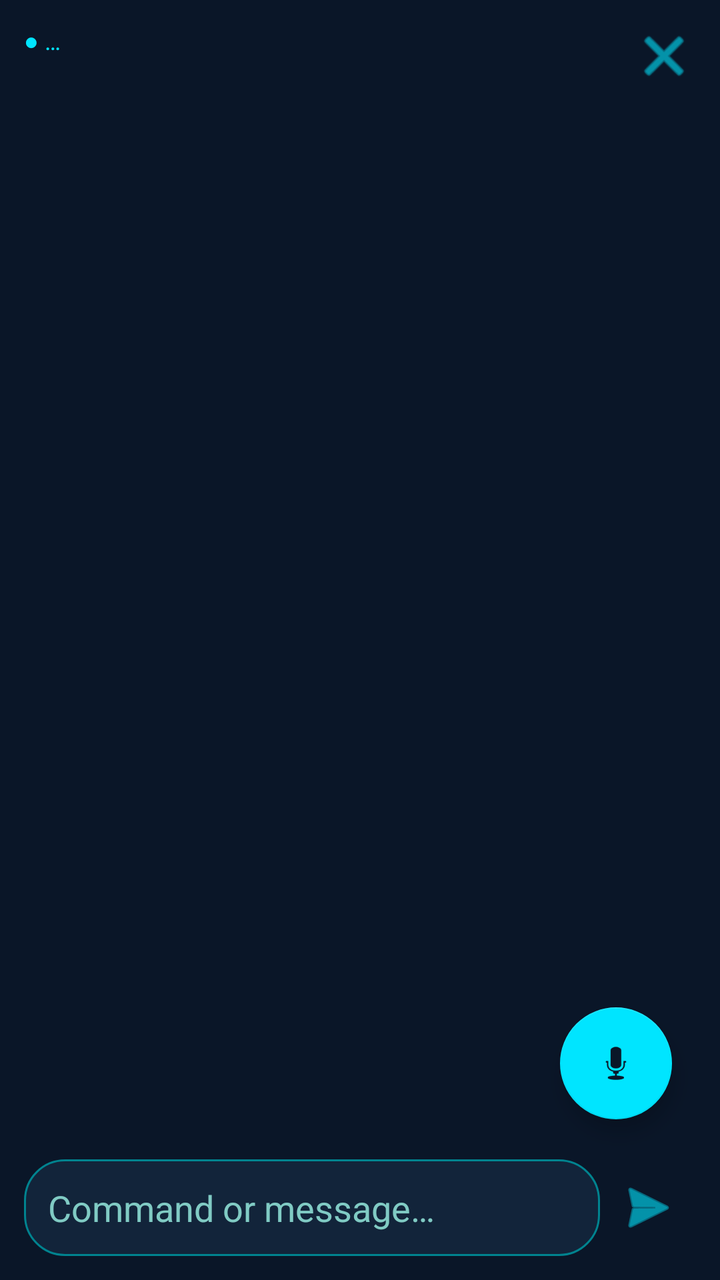
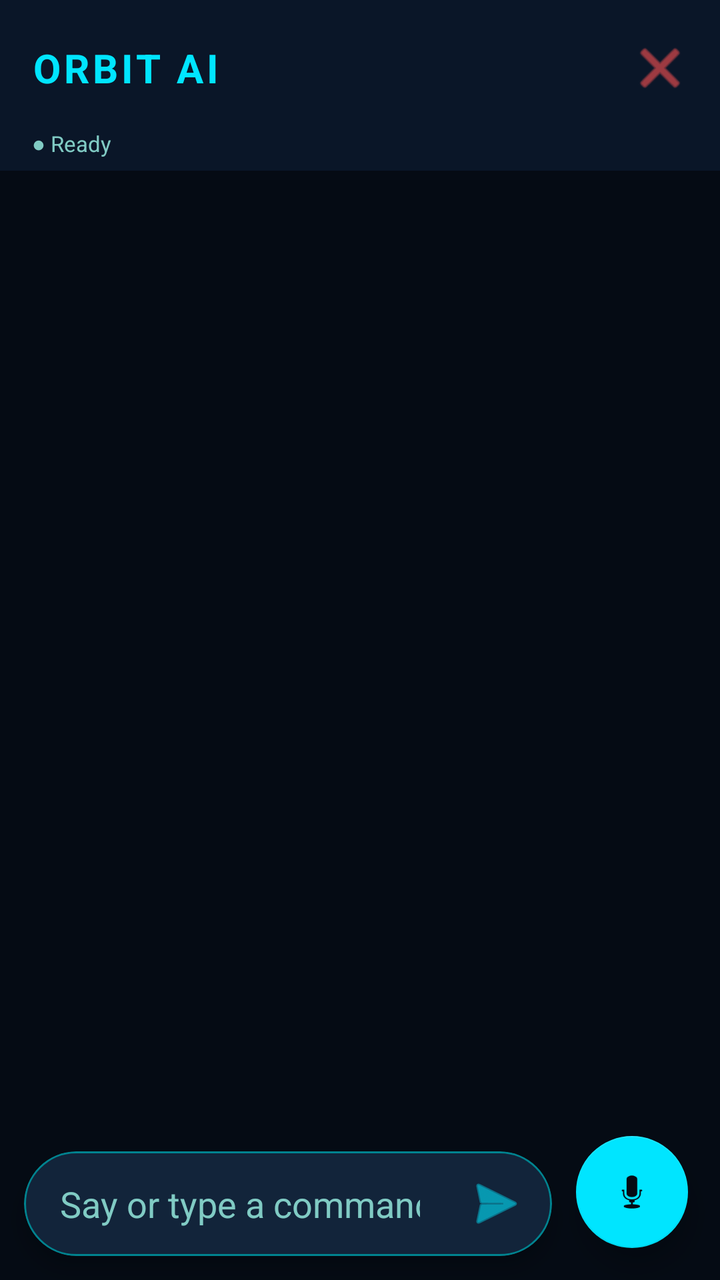

Screens rendered from an Android XML layout before and after an edit, with the pre-edit source and the edit as a unified diff.
<!-- AndroidManifest.xml: activity theme Theme.OrbitAI -->
<!-- res/layout/activity_main.xml -->
<?xml version="1.0" encoding="utf-8"?>
<androidx.constraintlayout.widget.ConstraintLayout
    xmlns:android="http://schemas.android.com/apk/res/android"
    xmlns:app="http://schemas.android.com/apk/res-auto"
    android:layout_width="match_parent"
    android:layout_height="match_parent"
    android:background="@color/orbit_navy"
    android:padding="8dp">

    <TextView
        android:id="@+id/statusText"
        android:layout_width="0dp"
        android:layout_height="wrap_content"
        android:text="● …"
        android:textColor="@color/orbit_cyan"
        android:textSize="12sp"
        android:padding="4dp"
        app:layout_constraintTop_toTopOf="parent"
        app:layout_constraintStart_toStartOf="parent"
        app:layout_constraintEnd_toStartOf="@id/emergencyStop" />

    <ImageButton
        android:id="@+id/emergencyStop"
        android:layout_width="40dp"
        android:layout_height="40dp"
        android:src="@android:drawable/ic_menu_close_clear_cancel"
        android:background="?attr/selectableItemBackgroundBorderless"
        android:contentDescription="Emergency stop"
        android:tint="@color/orbit_cyan"
        app:layout_constraintTop_toTopOf="parent"
        app:layout_constraintEnd_toEndOf="parent" />

    <View
        android:id="@+id/waveform"
        android:layout_width="0dp"
        android:layout_height="4dp"
        android:background="@color/orbit_cyan"
        android:visibility="invisible"
        app:layout_constraintTop_toBottomOf="@id/statusText"
        app:layout_constraintStart_toStartOf="parent"
        app:layout_constraintEnd_toEndOf="parent" />

    <androidx.recyclerview.widget.RecyclerView
        android:id="@+id/conversationList"
        android:layout_width="0dp"
        android:layout_height="0dp"
        android:clipToPadding="false"
        android:paddingBottom="8dp"
        app:layout_constraintTop_toBottomOf="@id/waveform"
        app:layout_constraintBottom_toTopOf="@id/inputRow"
        app:layout_constraintStart_toStartOf="parent"
        app:layout_constraintEnd_toEndOf="parent" />

    <LinearLayout
        android:id="@+id/inputRow"
        android:layout_width="0dp"
        android:layout_height="wrap_content"
        android:orientation="horizontal"
        android:gravity="center_vertical"
        android:padding="4dp"
        app:layout_constraintBottom_toBottomOf="parent"
        app:layout_constraintStart_toStartOf="parent"
        app:layout_constraintEnd_toEndOf="parent">

        <EditText
            android:id="@+id/inputField"
            android:layout_width="0dp"
            android:layout_height="wrap_content"
            android:layout_weight="1"
            android:hint="Command or message…"
            android:textColor="@color/orbit_text"
            android:textColorHint="@color/orbit_text_dim"
            android:background="@drawable/bg_input"
            android:padding="12dp"
            android:inputType="text"
            android:imeOptions="actionSend"
            android:maxLines="3" />

        <ImageButton
            android:id="@+id/sendButton"
            android:layout_width="48dp"
            android:layout_height="48dp"
            android:src="@android:drawable/ic_menu_send"
            android:background="?attr/selectableItemBackgroundBorderless"
            android:contentDescription="Send"
            android:tint="@color/orbit_cyan" />
    </LinearLayout>

    <com.google.android.material.floatingactionbutton.FloatingActionButton
        android:id="@+id/micButton"
        android:layout_width="wrap_content"
        android:layout_height="wrap_content"
        android:layout_margin="16dp"
        android:contentDescription="Microphone"
        app:srcCompat="@android:drawable/ic_btn_speak_now"
        app:backgroundTint="@color/orbit_cyan"
        app:tint="@color/orbit_navy"
        app:layout_constraintBottom_toTopOf="@id/inputRow"
        app:layout_constraintEnd_toEndOf="parent" />

</androidx.constraintlayout.widget.ConstraintLayout>
<!-- resources referenced by this layout -->
<resources>
  <color name="orbit_cyan">#00E5FF</color>
  <color name="orbit_navy">#0A1628</color>
  <color name="orbit_text">#E0F7FA</color>
  <color name="orbit_text_dim">#80CBC4</color>
  <!-- drawable bg_input (drawable) -->
  <?xml version="1.0" encoding="utf-8"?>
  <shape xmlns:android="http://schemas.android.com/apk/res/android" android:shape="rectangle">
      <solid android:color="@color/orbit_card" />
      <corners android:radius="20dp" />
      <stroke android:width="1dp" android:color="@color/orbit_cyan_dim" />
  </shape>
  <style name="Theme.OrbitAI" parent="Theme.MaterialComponents.DayNight.DarkActionBar">
          <item name="colorPrimary">@color/orbit_cyan</item>
          <item name="colorPrimaryVariant">@color/orbit_blue</item>
          <item name="colorOnPrimary">@color/orbit_navy</item>
          <item name="colorSecondary">@color/orbit_blue</item>
          <item name="colorOnSecondary">@color/white</item>
          <item name="android:statusBarColor">@color/orbit_navy_dark</item>
          <item name="android:navigationBarColor">@color/orbit_navy_dark</item>
          <item name="android:windowBackground">@color/orbit_navy</item>
          <item name="actionBarStyle">@style/OrbitActionBar</item>
      </style>
  <color name="orbit_card">#12243A</color>
  <color name="orbit_cyan_dim">#00838F</color>
  <color name="orbit_blue">#2979FF</color>
  <color name="white">#FFFFFFFF</color>
  <color name="orbit_navy_dark">#050B14</color>
  <style name="OrbitActionBar" parent="Widget.MaterialComponents.ActionBar.Primary">
          <item name="background">@color/orbit_navy_dark</item>
          <item name="titleTextColor">@color/orbit_cyan</item>
      </style>
</resources>

<!-- the commit's change to res/layout/activity_main.xml (unified diff, before → after) -->
@@ -4,36 +4,65 @@
     xmlns:app="http://schemas.android.com/apk/res-auto"
     android:layout_width="match_parent"
     android:layout_height="match_parent"
-    android:background="@color/orbit_navy"
-    android:padding="8dp">
+    android:background="@color/orbit_navy_dark"
+    android:padding="0dp">
+
+    
+    <LinearLayout
+        android:id="@+id/topBar"
+        android:layout_width="0dp"
+        android:layout_height="wrap_content"
+        android:orientation="horizontal"
+        android:gravity="center_vertical"
+        android:paddingStart="16dp"
+        android:paddingEnd="8dp"
+        android:paddingTop="12dp"
+        android:paddingBottom="8dp"
+        android:background="@color/orbit_navy"
+        app:layout_constraintTop_toTopOf="parent"
+        app:layout_constraintStart_toStartOf="parent"
+        app:layout_constraintEnd_toEndOf="parent">
+
+        <TextView
+            android:layout_width="0dp"
+            android:layout_height="wrap_content"
+            android:layout_weight="1"
+            android:text="ORBIT AI"
+            android:textColor="@color/orbit_cyan"
+            android:textSize="20sp"
+            android:textStyle="bold"
+            android:letterSpacing="0.08" />
+
+        <ImageButton
+            android:id="@+id/emergencyStop"
+            android:layout_width="44dp"
+            android:layout_height="44dp"
+            android:src="@android:drawable/ic_menu_close_clear_cancel"
+            android:background="?attr/selectableItemBackgroundBorderless"
+            android:contentDescription="Emergency stop"
+            android:tint="#FF5252"
+            android:padding="8dp" />
+    </LinearLayout>
 
     <TextView
         android:id="@+id/statusText"
         android:layout_width="0dp"
         android:layout_height="wrap_content"
-        android:text="● …"
-        android:textColor="@color/orbit_cyan"
-        android:textSize="12sp"
-        android:padding="4dp"
-        app:layout_constraintTop_toTopOf="parent"
+        android:text="● Ready"
+        android:textColor="@color/orbit_text_dim"
+        android:textSize="11sp"
+        android:paddingStart="16dp"
+        android:paddingEnd="16dp"
+        android:paddingBottom="6dp"
+        android:background="@color/orbit_navy"
+        app:layout_constraintTop_toBottomOf="@id/topBar"
         app:layout_constraintStart_toStartOf="parent"
-        app:layout_constraintEnd_toStartOf="@id/emergencyStop" />
-
-    <ImageButton
-        android:id="@+id/emergencyStop"
-        android:layout_width="40dp"
-        android:layout_height="40dp"
-        android:src="@android:drawable/ic_menu_close_clear_cancel"
-        android:background="?attr/selectableItemBackgroundBorderless"
-        android:contentDescription="Emergency stop"
-        android:tint="@color/orbit_cyan"
-        app:layout_constraintTop_toTopOf="parent"
         app:layout_constraintEnd_toEndOf="parent" />
 
     <View
         android:id="@+id/waveform"
         android:layout_width="0dp"
-        android:layout_height="4dp"
+        android:layout_height="3dp"
         android:background="@color/orbit_cyan"
         android:visibility="invisible"
         app:layout_constraintTop_toBottomOf="@id/statusText"
@@ -45,57 +74,74 @@
         android:layout_width="0dp"
         android:layout_height="0dp"
         android:clipToPadding="false"
-        android:paddingBottom="8dp"
+        android:padding="12dp"
+        android:paddingBottom="16dp"
         app:layout_constraintTop_toBottomOf="@id/waveform"
-        app:layout_constraintBottom_toTopOf="@id/inputRow"
+        app:layout_constraintBottom_toTopOf="@id/inputCard"
         app:layout_constraintStart_toStartOf="parent"
         app:layout_constraintEnd_toEndOf="parent" />
 
-    <LinearLayout
-        android:id="@+id/inputRow"
+    <com.google.android.material.card.MaterialCardView
+        android:id="@+id/inputCard"
         android:layout_width="0dp"
         android:layout_height="wrap_content"
-        android:orientation="horizontal"
-        android:gravity="center_vertical"
-        android:padding="4dp"
+        android:layout_margin="12dp"
+        app:cardBackgroundColor="@color/orbit_card"
+        app:cardCornerRadius="28dp"
+        app:cardElevation="6dp"
+        app:strokeColor="@color/orbit_cyan_dim"
+        app:strokeWidth="1dp"
         app:layout_constraintBottom_toBottomOf="parent"
         app:layout_constraintStart_toStartOf="parent"
-        app:layout_constraintEnd_toEndOf="parent">
+        app:layout_constraintEnd_toStartOf="@id/micButton">
 
-        <EditText
-            android:id="@+id/inputField"
-            android:layout_width="0dp"
+        <LinearLayout
+            android:id="@+id/inputRow"
+            android:layout_width="match_parent"
             android:layout_height="wrap_content"
-            android:layout_weight="1"
-            android:hint="Command or message…"
-            android:textColor="@color/orbit_text"
-            android:textColorHint="@color/orbit_text_dim"
-            android:background="@drawable/bg_input"
-            android:padding="12dp"
-            android:inputType="text"
-            android:imeOptions="actionSend"
-            android:maxLines="3" />
+            android:orientation="horizontal"
+            android:gravity="center_vertical"
+            android:paddingStart="4dp"
+            android:paddingEnd="4dp">
 
-        <ImageButton
-            android:id="@+id/sendButton"
-            android:layout_width="48dp"
-            android:layout_height="48dp"
-            android:src="@android:drawable/ic_menu_send"
-            android:background="?attr/selectableItemBackgroundBorderless"
-            android:contentDescription="Send"
-            android:tint="@color/orbit_cyan" />
-    </LinearLayout>
+            <EditText
+                android:id="@+id/inputField"
+                android:layout_width="0dp"
+                android:layout_height="wrap_content"
+                android:layout_weight="1"
+                android:hint="Say or type a command…"
+                android:textColor="@color/orbit_text"
+                android:textColorHint="@color/orbit_text_dim"
+                android:background="@android:color/transparent"
+                android:padding="14dp"
+                android:inputType="text"
+                android:imeOptions="actionSend"
+                android:maxLines="4" />
+
+            <ImageButton
+                android:id="@+id/sendButton"
+                android:layout_width="48dp"
+                android:layout_height="48dp"
+                android:src="@android:drawable/ic_menu_send"
+                android:background="?attr/selectableItemBackgroundBorderless"
+                android:contentDescription="Send"
+                android:tint="@color/orbit_cyan" />
+        </LinearLayout>
+    </com.google.android.material.card.MaterialCardView>
 
     <com.google.android.material.floatingactionbutton.FloatingActionButton
         android:id="@+id/micButton"
         android:layout_width="wrap_content"
         android:layout_height="wrap_content"
-        android:layout_margin="16dp"
+        android:layout_marginEnd="16dp"
+        android:layout_marginBottom="16dp"
         android:contentDescription="Microphone"
         app:srcCompat="@android:drawable/ic_btn_speak_now"
         app:backgroundTint="@color/orbit_cyan"
-        app:tint="@color/orbit_navy"
-        app:layout_constraintBottom_toTopOf="@id/inputRow"
+        app:tint="@color/orbit_navy_dark"
+        app:elevation="8dp"
+        app:fabSize="normal"
+        app:layout_constraintBottom_toBottomOf="parent"
         app:layout_constraintEnd_toEndOf="parent" />
 
 </androidx.constraintlayout.widget.ConstraintLayout>
<!-- resource entries referenced after the edit -->
@@ -4,13 +4,6 @@
   <color name="orbit_navy">#0A1628</color>
   <color name="orbit_text">#E0F7FA</color>
   <color name="orbit_text_dim">#80CBC4</color>
-  <!-- drawable bg_input (drawable) -->
-  <?xml version="1.0" encoding="utf-8"?>
-  <shape xmlns:android="http://schemas.android.com/apk/res/android" android:shape="rectangle">
-      <solid android:color="@color/orbit_card" />
-      <corners android:radius="20dp" />
-      <stroke android:width="1dp" android:color="@color/orbit_cyan_dim" />
-  </shape>
   <style name="Theme.OrbitAI" parent="Theme.MaterialComponents.DayNight.DarkActionBar">
           <item name="colorPrimary">@color/orbit_cyan</item>
           <item name="colorPrimaryVariant">@color/orbit_blue</item>
